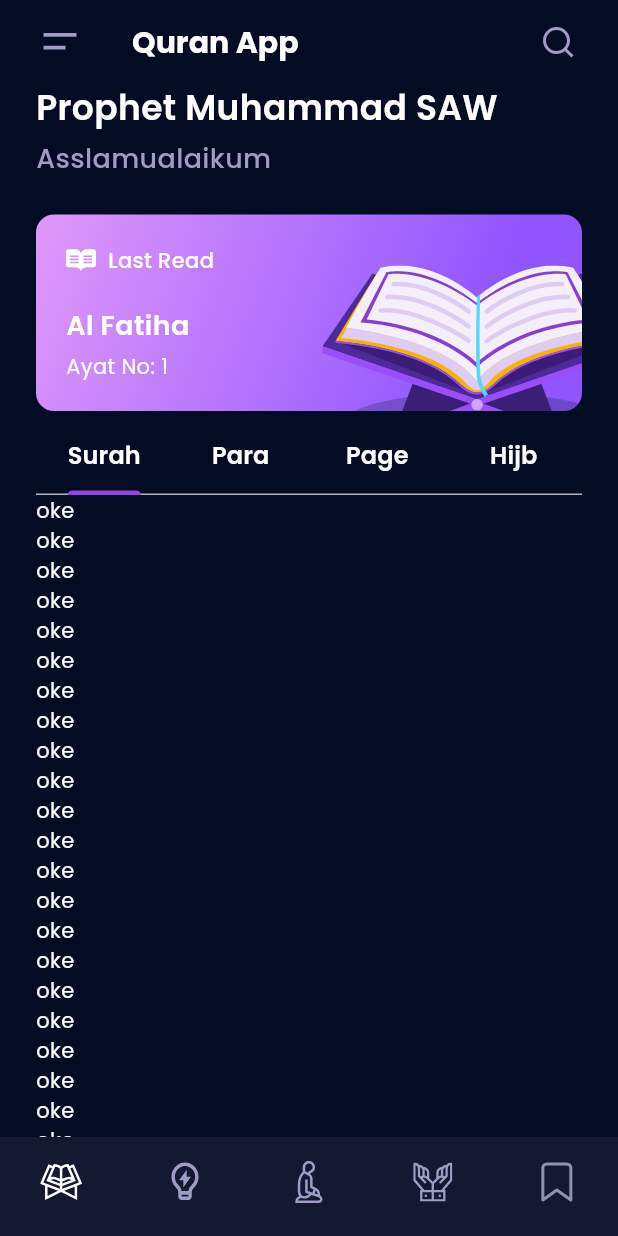
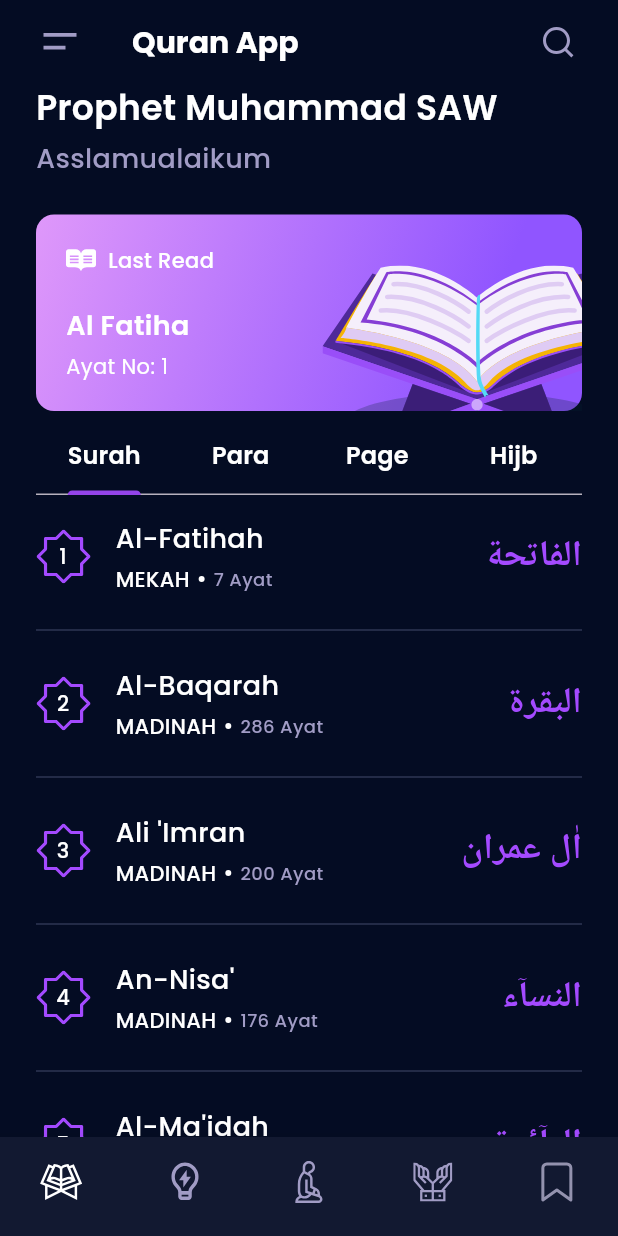
Before and after one commit to MrKrab28/Quran-app-flutter, a Flutter app: the screen it shows after launch, after a tap on "Start Reading", on a phone screen of 412 x 824 dp. Run offline on Flutter 3.47's test engine with Material 3 defaults, Android fonts, the phone set to English and light mode, and no system bars; our stand-ins replace dio, flutter_svg, google_fonts; network calls fail; Roboto replaces fonts that are missing (Amiri).

```diff
--- /dev/null
+++ b/lib/model/ayat.dart
@@ -0,0 +1,149 @@
+// To parse this JSON data, do
+//
+//     final ayat = ayatFromJson(jsonString);
+
+import 'dart:convert';
+
+Ayat ayatFromJson(String str) => Ayat.fromJson(json.decode(str));
+
+String ayatToJson(Ayat data) => json.encode(data.toJson());
+
+class Ayat {
+    int code;
+    String message;
+    Data data;
+
+    Ayat({
+        required this.code,
+        required this.message,
+        required this.data,
+    });
+
+    factory Ayat.fromJson(Map<String, dynamic> json) => Ayat(
+        code: json["code"],
+        message: json["message"],
+        data: Data.fromJson(json["data"]),
+    );
+
+    Map<String, dynamic> toJson() => {
+        "code": code,
+        "message": message,
+        "data": data.toJson(),
+    };
+}
+
+class Data {
+    int nomor;
+    String nama;
+    String namaLatin;
+    int jumlahAyat;
+    String tempatTurun;
+    String arti;
+    String deskripsi;
+    Map<String, String> audioFull;
+    List<AyatElement> ayat;
+    SuratSelanjutnya suratSelanjutnya;
+    dynamic suratSebelumnya;
+
+    Data({
+        required this.nomor,
+        required this.nama,
+        required this.namaLatin,
+        required this.jumlahAyat,
+        required this.tempatTurun,
+        required this.arti,
+        required this.deskripsi,
+        required this.audioFull,
+        required this.ayat,
+        required this.suratSelanjutnya,
+        required this.suratSebelumnya,
+    });
+
+    factory Data.fromJson(Map<String, dynamic> json) => Data(
+        nomor: json["nomor"],
+        nama: json["nama"],
+        namaLatin: json["namaLatin"],
+        jumlahAyat: json["jumlahAyat"],
+        tempatTurun: json["tempatTurun"],
+        arti: json["arti"],
+        deskripsi: json["deskripsi"],
+        audioFull: Map.from(json["audioFull"]).map((k, v) => MapEntry<String, String>(k, v)),
+        ayat: List<AyatElement>.from(json["ayat"].map((x) => AyatElement.fromJson(x))),
+        suratSelanjutnya: SuratSelanjutnya.fromJson(json["suratSelanjutnya"]),
+        suratSebelumnya: json["suratSebelumnya"],
+    );
+
+    Map<String, dynamic> toJson() => {
+        "nomor": nomor,
+        "nama": nama,
+        "namaLatin": namaLatin,
+        "jumlahAyat": jumlahAyat,
+        "tempatTurun": tempatTurun,
+        "arti": arti,
+        "deskripsi": deskripsi,
+        "audioFull": Map.from(audioFull).map((k, v) => MapEntry<String, dynamic>(k, v)),
+        "ayat": List<dynamic>.from(ayat.map((x) => x.toJson())),
+        "suratSelanjutnya": suratSelanjutnya.toJson(),
+        "suratSebelumnya": suratSebelumnya,
+    };
+}
+
+class AyatElement {
+    int nomorAyat;
+    String teksArab;
+    String teksLatin;
+    String teksIndonesia;
+    Map<String, String> audio;
+
+    AyatElement({
+        required this.nomorAyat,
+        required this.teksArab,
+        required this.teksLatin,
+        required this.teksIndonesia,
+        required this.audio,
+    });
+
+    factory AyatElement.fromJson(Map<String, dynamic> json) => AyatElement(
+        nomorAyat: json["nomorAyat"],
+        teksArab: json["teksArab"],
+        teksLatin: json["teksLatin"],
+        teksIndonesia: json["teksIndonesia"],
+        audio: Map.from(json["audio"]).map((k, v) => MapEntry<String, String>(k, v)),
+    );
+
+    Map<String, dynamic> toJson() => {
+        "nomorAyat": nomorAyat,
+        "teksArab": teksArab,
+        "teksLatin": teksLatin,
+        "teksIndonesia": teksIndonesia,
+        "audio": Map.from(audio).map((k, v) => MapEntry<String, dynamic>(k, v)),
+    };
+}
+
+class SuratSelanjutnya {
+    int nomor;
+    String nama;
+    String namaLatin;
+    int jumlahAyat;
+
+    SuratSelanjutnya({
+        required this.nomor,
+        required this.nama,
+        required this.namaLatin,
+        required this.jumlahAyat,
+    });
+
+    factory SuratSelanjutnya.fromJson(Map<String, dynamic> json) => SuratSelanjutnya(
+        nomor: json["nomor"],
+        nama: json["nama"],
+        namaLatin: json["namaLatin"],
+        jumlahAyat: json["jumlahAyat"],
+    );
+
+    Map<String, dynamic> toJson() => {
+        "nomor": nomor,
+        "nama": nama,
+        "namaLatin": namaLatin,
+        "jumlahAyat": jumlahAyat,
+    };
+}
--- a/lib/model/surah.dart
+++ b/lib/model/surah.dart
@@ -1,14 +1,14 @@
 // To parse this JSON data, do
 //
-//     final listSurah = listSurahFromJson(jsonString);
+//     final surah = surahFromJson(jsonString);
 
 import 'dart:convert';
 
-List<ListSurah> listSurahFromJson(String str) => List<ListSurah>.from(json.decode(str).map((x) => ListSurah.fromJson(x)));
+List<Surah> surahFromJson(String str) => List<Surah>.from(json.decode(str).map((x) => Surah.fromJson(x)));
 
-String listSurahToJson(List<ListSurah> data) => json.encode(List<dynamic>.from(data.map((x) => x.toJson())));
+String surahToJson(List<Surah> data) => json.encode(List<dynamic>.from(data.map((x) => x.toJson())));
 
-class ListSurah {
+class Surah {
     int nomor;
     String nama;
     String namaLatin;
@@ -18,7 +18,7 @@ class ListSurah {
     String deskripsi;
     String audio;
 
-    ListSurah({
+    Surah({
         required this.nomor,
         required this.nama,
         required this.namaLatin,
@@ -29,7 +29,7 @@ class ListSurah {
         required this.audio,
     });
 
-    factory ListSurah.fromJson(Map<String, dynamic> json) => ListSurah(
+    factory Surah.fromJson(Map<String, dynamic> json) => Surah(
         nomor: json["nomor"],
         nama: json["nama"],
         namaLatin: json["nama_latin"],
--- a/lib/screens/home_screen.dart
+++ b/lib/screens/home_screen.dart
@@ -23,8 +23,7 @@ class HomeScreen extends StatelessWidget {
           child: NestedScrollView(
             headerSliverBuilder:
                 (context, innerBoxIsScrolled) => [
-                  SliverToBoxAdapter(child: _greeting()
-                  ),
+                  SliverToBoxAdapter(child: _greeting()),
                   SliverAppBar(
                     pinned: true,
                     elevation: 0,
@@ -195,6 +194,8 @@ class HomeScreen extends StatelessWidget {
       ],
     ),
   );
+
+
   BottomNavigationBar _bottomNavigationBar() => BottomNavigationBar(
     type: BottomNavigationBarType.fixed,
     showSelectedLabels: false,
--- a/lib/tabs/surah_tab.dart
+++ b/lib/tabs/surah_tab.dart
@@ -1,19 +1,22 @@
 import 'package:flutter/material.dart';
 import 'package:flutter/services.dart';
+import 'package:flutter_svg/flutter_svg.dart';
 import 'package:google_fonts/google_fonts.dart';
+import 'package:quran_app/global.dart';
 import 'package:quran_app/model/surah.dart';
+import 'package:quran_app/screens/detail_screen.dart';
 
 class SurahTab extends StatelessWidget {
   const SurahTab({super.key});
 
-  Future<List<ListSurah>> _getSurahList() async {
+  Future<List<Surah>> _getSurahList() async {
     String data = await rootBundle.loadString('assets/datas/list-surah.json');
-    return listSurahFromJson(data);
+    return surahFromJson(data);
   }
 
   @override
   Widget build(BuildContext context) {
-    return FutureBuilder<List<ListSurah>>(
+    return FutureBuilder<List<Surah>>(
       future: _getSurahList(),
       initialData: [],
       builder: ((context, snapshot) {
@@ -21,15 +24,114 @@ class SurahTab extends StatelessWidget {
           return Container();
         }
         return ListView.separated(
-          itemBuilder: (context, index) => _surahItem(surah: snapshot.data!.elementAt(index)), separatorBuilder: (context, index) => Container(),
+          itemBuilder:
+              (context, index) => _surahItem(
+                context: context,
+                surah: snapshot.data!.elementAt(index),
+              ),
+          separatorBuilder:
+              (context, index) => Divider(
+                color: const Color(0xff7B80AD).withValues(alpha: .35),
+              ),
           itemCount: snapshot.data!.length,
         );
       }),
     );
   }
 
-  Container _surahItem({ required ListSurah surah }) => Container(
-    child: Text('oke', style: GoogleFonts.poppins(color: Colors.white ),),
+  Widget _surahItem({
+    required Surah surah,
+    required BuildContext context,
+  }) => GestureDetector(
+    behavior: HitTestBehavior.opaque,
+    onTap: () {
+      Navigator.of(context).push(
+        MaterialPageRoute(
+          builder: (context) => DetailScreen(noSurat: surah.nomor,),
+        ),
+      );
+    },
+    child: Padding(
+      padding: const EdgeInsets.symmetric(vertical: 16),
+      child: Row(
+        children: [
+          Stack(
+            children: [
+              SvgPicture.asset('assets/svgs/nomor-surah.svg'),
+              SizedBox(
+                height: 36,
+                width: 36,
+                child: Center(
+                  child: Text(
+                    "${surah.nomor}",
+                    style: GoogleFonts.poppins(
+                      color: Colors.white,
+                      fontSize: 14,
+                      fontWeight: FontWeight.w500,
+                    ),
+                  ),
+                ),
+              ),
+            ],
+          ),
+          const SizedBox(width: 16),
+          Expanded(
+            child: Column(
+              crossAxisAlignment: CrossAxisAlignment.start,
+              children: [
+                Text(
+                  surah.namaLatin,
+                  style: GoogleFonts.poppins(
+                    color: Colors.white,
+                    fontSize: 18,
+                    fontWeight: FontWeight.w500,
+                  ),
+                ),
+                SizedBox(height: 4),
+                Row(
+                  children: [
+                    Text(
+                      surah.tempatTurun.name,
+                      style: GoogleFonts.poppins(
+                        color: Colors.white,
+                        fontSize: 14,
+                        fontWeight: FontWeight.w500,
+                      ),
+                    ),
+                    const SizedBox(width: 2),
+                    Container(
+                      margin: const EdgeInsets.symmetric(horizontal: 4),
+                      height: 4,
+                      width: 4,
+                      decoration: BoxDecoration(
+                        shape: BoxShape.circle,
+                        color: Colors.white,
+                      ),
+                    ),
+                    const SizedBox(width: 2),
+                    Text(
+                      "${surah.jumlahAyat} Ayat",
+                      style: GoogleFonts.poppins(
+                        color: text,
+                        fontSize: 12,
+                        fontWeight: FontWeight.w500,
+                      ),
+                    ),
+                  ],
+                ),
+              ],
+            ),
+          ),
+          Text(
+            surah.nama,
+            style: GoogleFonts.amiri(
+              color: primary,
+              fontSize: 24,
+              fontWeight: FontWeight.bold,
+            ),
+          ),
+        ],
+      ),
+    ),
   );
-
 }
--- a/pubspec.yaml
+++ b/pubspec.yaml
@@ -32,6 +32,7 @@ dependencies:
     sdk: flutter
   google_fonts: ^6.2.1
   flutter_svg: ^2.2.0
+  dio: ^5.8.0+1
 
   # The following adds the Cupertino Icons font to your application.
   # Use with the CupertinoIcons class for iOS style icons.
```
Also changed, not shown: lib/screens/detail_screen.dart (added, +104 -0 lines), assets/svgs/back-icon.svg (added), assets/svgs/nomor-surah.svg (added), pubspec.lock.
